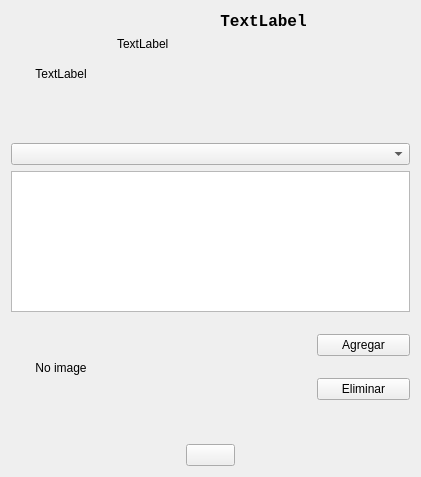
Before: the Qt Designer form Food_system/user_menu.ui in jeremyroa/Proyecto_RJ, drawn with Qt 5.
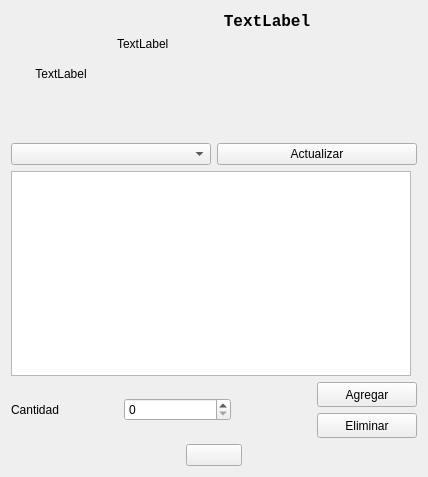
After: the same form once the commit is applied. Icons and pictures are not drawn.

```diff
--- a/Food_system/user_menu.ui
+++ b/Food_system/user_menu.ui
@@ -6,17 +6,17 @@
    <rect>
     <x>0</x>
     <y>0</y>
-    <width>421</width>
+    <width>428</width>
     <height>477</height>
    </rect>
   </property>
   <property name="windowTitle">
    <string>Form</string>
   </property>
+  <layout class="QVBoxLayout" name="verticalLayout_5">
+   <item>
   <layout class="QVBoxLayout" name="verticalLayout_4">
    <item>
-    <layout class="QVBoxLayout" name="verticalLayout_3">
-     <item>
       <layout class="QHBoxLayout" name="horizontalLayout">
        <item>
         <widget class="QLabel" name="label">
@@ -96,9 +96,20 @@
       </layout>
      </item>
      <item>
+      <layout class="QHBoxLayout" name="horizontalLayout_4">
+       <item>
       <widget class="QComboBox" name="comboBox"/>
      </item>
      <item>
+        <widget class="QPushButton" name="pushButton_4">
+         <property name="text">
+          <string>Actualizar</string>
+         </property>
+        </widget>
+       </item>
+      </layout>
+     </item>
+     <item>
       <widget class="QListWidget" name="listWidget">
        <property name="minimumSize">
         <size>
@@ -115,31 +126,22 @@
       </widget>
      </item>
      <item>
+      <layout class="QVBoxLayout" name="verticalLayout_3">
+       <item>
+        <layout class="QHBoxLayout" name="horizontalLayout_5">
+         <item>
       <layout class="QHBoxLayout" name="horizontalLayout_2">
        <item>
-        <widget class="QLabel" name="label_4">
-         <property name="minimumSize">
-          <size>
-           <width>100</width>
-           <height>100</height>
-          </size>
-         </property>
-         <property name="maximumSize">
-          <size>
-           <width>100</width>
-           <height>100</height>
-          </size>
-         </property>
+            <widget class="QLabel" name="label_5">
          <property name="text">
-          <string>No image</string>
-         </property>
-         <property name="scaledContents">
-          <bool>true</bool>
-         </property>
-         <property name="alignment">
-          <set>Qt::AlignCenter</set>
-         </property>
-        </widget>
+              <string>Cantidad</string>
+             </property>
+            </widget>
+           </item>
+           <item>
+            <widget class="QSpinBox" name="spinBox"/>
+           </item>
+          </layout>
        </item>
        <item>
         <spacer name="horizontalSpacer">
@@ -151,7 +153,7 @@
          </property>
          <property name="sizeHint" stdset="0">
           <size>
-           <width>200</width>
+             <width>80</width>
            <height>20</height>
           </size>
          </property>
@@ -161,6 +163,18 @@
         <layout class="QVBoxLayout" name="verticalLayout_2">
          <item>
           <widget class="QPushButton" name="pushButton_2">
+             <property name="minimumSize">
+              <size>
+               <width>100</width>
+               <height>25</height>
+              </size>
+             </property>
+             <property name="maximumSize">
+              <size>
+               <width>100</width>
+               <height>25</height>
+              </size>
+             </property>
            <property name="text">
             <string>Agregar</string>
            </property>
@@ -168,6 +182,18 @@
          </item>
          <item>
           <widget class="QPushButton" name="pushButton">
+             <property name="minimumSize">
+              <size>
+               <width>100</width>
+               <height>25</height>
+              </size>
+             </property>
+             <property name="maximumSize">
+              <size>
+               <width>100</width>
+               <height>16777215</height>
+              </size>
+             </property>
            <property name="text">
             <string>Eliminar</string>
            </property>
@@ -177,22 +203,6 @@
        </item>
       </layout>
      </item>
-     <item>
-      <spacer name="verticalSpacer">
-       <property name="orientation">
-        <enum>Qt::Vertical</enum>
-       </property>
-       <property name="sizeType">
-        <enum>QSizePolicy::Fixed</enum>
-       </property>
-       <property name="sizeHint" stdset="0">
-        <size>
-         <width>20</width>
-         <height>20</height>
-        </size>
-       </property>
-      </spacer>
-     </item>
      <item>
       <layout class="QHBoxLayout" name="horizontalLayout_3">
        <item>
@@ -237,6 +247,8 @@
           </size>
          </property>
         </spacer>
+         </item>
+        </layout>
        </item>
       </layout>
      </item>
```
Lines whose indentation alone changed are shown as unchanged.
